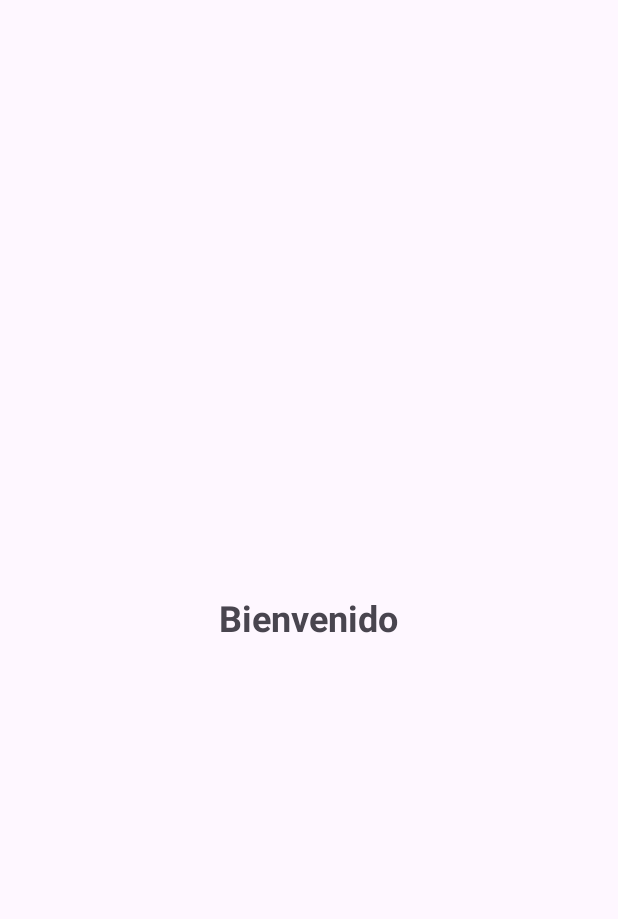
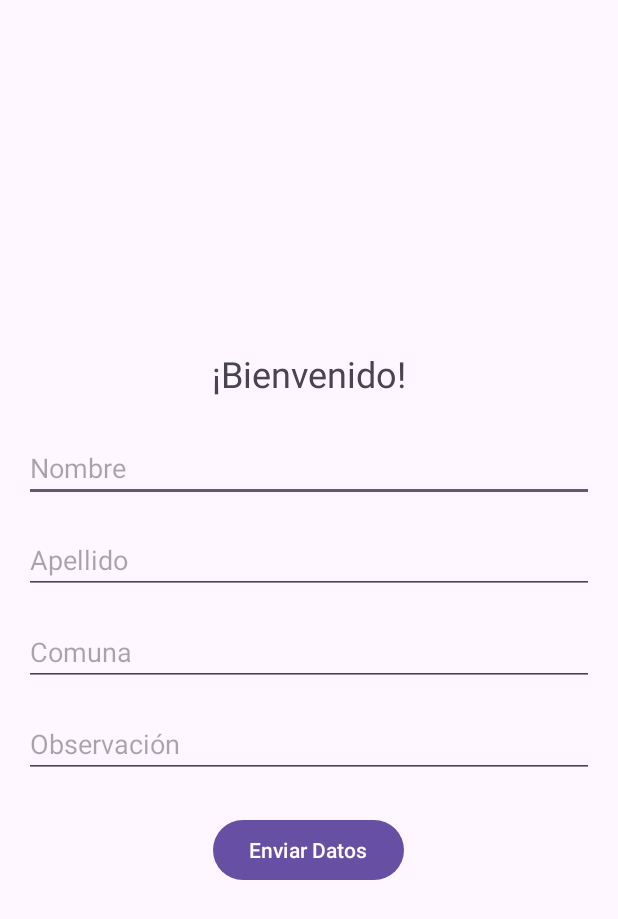
Before and after one commit to thecrisrex/EVA1, an Android app built with Jetpack Compose: the layout activity_welcome.xml on its own in the app's theme, with its tools: preview values and no code run, on a phone screen of 412 x 824 dp. Shown: the top 919 px of the screen. Run offline under Robolectric (Android 15) with nearby library versions, the phone set to English and light mode, and no system bars.

Commit message:
Update activity_welcome.xml

```diff
--- a/app/src/main/res/layout/activity_welcome.xml
+++ b/app/src/main/res/layout/activity_welcome.xml
@@ -1,14 +1,60 @@
-<RelativeLayout xmlns:android="http://schemas.android.com/apk/res/android"
+<?xml version="1.0" encoding="utf-8"?>
+<LinearLayout xmlns:android="http://schemas.android.com/apk/res/android"
     android:layout_width="match_parent"
     android:layout_height="match_parent"
+    android:orientation="vertical"
+    android:padding="16dp"
     android:gravity="center">
 
+    <!-- Mensaje de Bienvenida -->
     <TextView
-        android:id="@+id/welcome_text"
+        android:id="@+id/welcomeMessage"
         android:layout_width="wrap_content"
         android:layout_height="wrap_content"
-        android:text="Bienvenido"
         android:textSize="24sp"
-        android:textStyle="bold" />
+        android:text="¡Bienvenido!"
+        android:layout_marginBottom="24dp" />
 
-</RelativeLayout>
+    <!-- Campo para Nombre -->
+    <EditText
+        android:id="@+id/etNombre"
+        android:layout_width="match_parent"
+        android:layout_height="wrap_content"
+        android:hint="Nombre"
+        android:inputType="textPersonName"
+        android:layout_marginBottom="16dp"/>
+
+    <!-- Campo para Apellido -->
+    <EditText
+        android:id="@+id/etApellido"
+        android:layout_width="match_parent"
+        android:layout_height="wrap_content"
+        android:hint="Apellido"
+        android:inputType="textPersonName"
+        android:layout_marginBottom="16dp"/>
+
+    <!-- Campo para Comuna -->
+    <EditText
+        android:id="@+id/etComuna"
+        android:layout_width="match_parent"
+        android:layout_height="wrap_content"
+        android:hint="Comuna"
+        android:inputType="text"
+        android:layout_marginBottom="16dp"/>
+
+    <!-- Campo para Observación -->
+    <EditText
+        android:id="@+id/etObservacion"
+        android:layout_width="match_parent"
+        android:layout_height="wrap_content"
+        android:hint="Observación"
+        android:inputType="textMultiLine"
+        android:layout_marginBottom="24dp"/>
+
+    <!-- Botón para Enviar Datos -->
+    <Button
+        android:id="@+id/btnEnviar"
+        android:layout_width="wrap_content"
+        android:layout_height="wrap_content"
+        android:text="Enviar Datos" />
+</LinearLayout>
```
